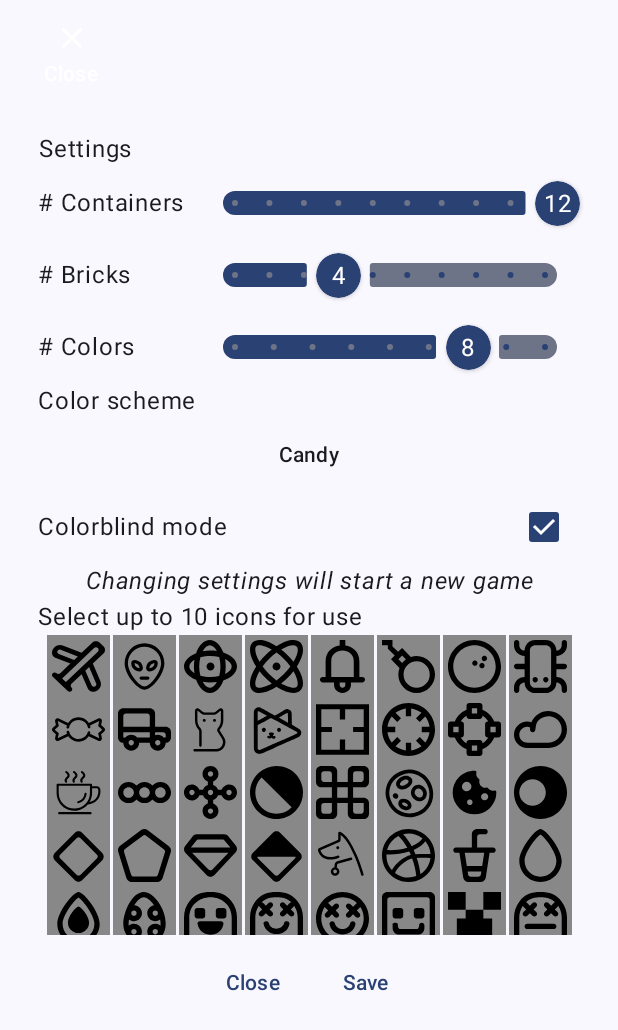
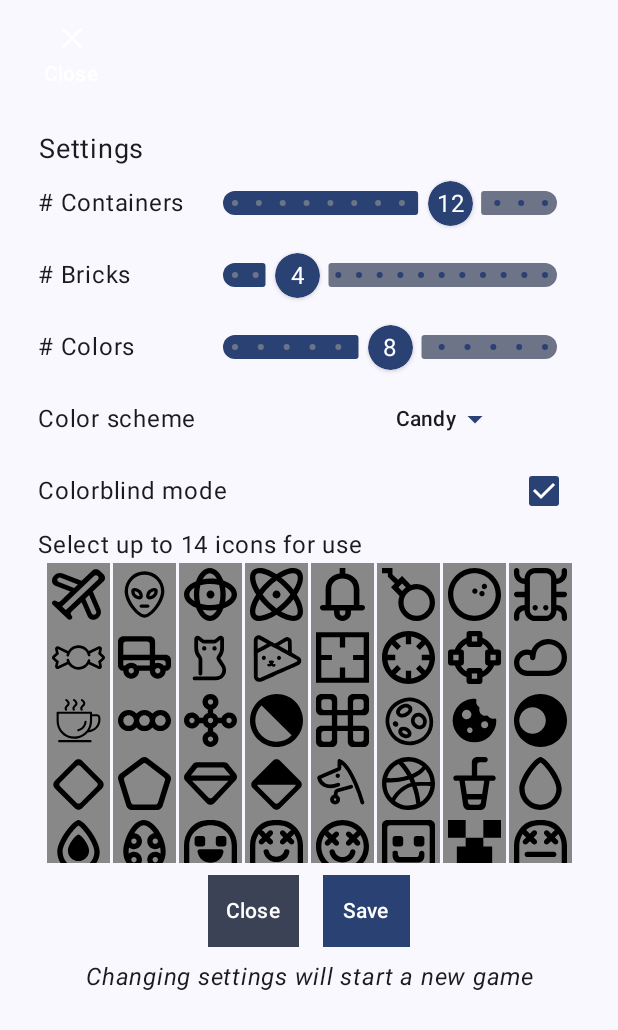
Before and after one commit to IronPowerFlash/ColorSort, an Android app built with Jetpack Compose: the screen it shows after launch (MainActivity), after a tap on "Settings", on a phone screen of 412 x 824 dp. Shown: the top 1030 px of the screen. Run offline under Robolectric (Android 15) with nearby library versions, the phone set to English and light mode, and no system bars; our stand-ins replace Dagger/Hilt's generated code, constraintlayout-compose; 1 statement that could not run was skipped.

Commit message:
Increased max sizes in settings, fixed colors

```diff
--- a/app/src/main/java/com/flexi/colorsort/MainActivity.kt
+++ b/app/src/main/java/com/flexi/colorsort/MainActivity.kt
@@ -4,12 +4,22 @@ import android.os.Bundle
 import androidx.activity.ComponentActivity
 import androidx.activity.compose.setContent
 import androidx.activity.viewModels
+import androidx.compose.foundation.background
+import androidx.compose.foundation.layout.Box
+import androidx.compose.foundation.layout.WindowInsets
+import androidx.compose.foundation.layout.asPaddingValues
+import androidx.compose.foundation.layout.consumeWindowInsets
 import androidx.compose.foundation.layout.fillMaxSize
 import androidx.compose.foundation.layout.navigationBarsPadding
+import androidx.compose.foundation.layout.padding
 import androidx.compose.foundation.layout.statusBarsPadding
+import androidx.compose.foundation.layout.systemBars
+import androidx.compose.foundation.layout.windowInsetsPadding
 import androidx.compose.material3.MaterialTheme
 import androidx.compose.material3.Surface
 import androidx.compose.ui.Modifier
+import androidx.compose.ui.graphics.Color
+import androidx.core.view.WindowCompat
 import com.flexi.colorsort.composables.GameScreen
 import com.flexi.colorsort.models.GameViewModel
 import com.flexi.colorsort.ui.theme.ColorSortTheme
@@ -21,12 +31,21 @@ class MainActivity : ComponentActivity() {
     override fun onCreate(savedInstanceState: Bundle?) {
         super.onCreate(savedInstanceState)
 
+        WindowCompat.setDecorFitsSystemWindows(window, true)
+        WindowCompat.getInsetsController(window, window.decorView).apply {
+            isAppearanceLightStatusBars = false
+            isAppearanceLightNavigationBars = false
+        }
+
         setContent {
             ColorSortTheme {
 
-                Surface(modifier = Modifier.fillMaxSize()
-                    .statusBarsPadding().navigationBarsPadding(),
-                    color = MaterialTheme.colorScheme.background) {
+                Box(modifier = Modifier
+                    .fillMaxSize()
+                    .background(MaterialTheme.colorScheme.background)
+                    .windowInsetsPadding(WindowInsets.systemBars)
+                    .consumeWindowInsets(WindowInsets.systemBars)
+                ) {
                     GameScreen(gameViewModel = gameViewModel, modifier = Modifier)
                 }
             }
--- a/app/src/main/java/com/flexi/colorsort/composables/GameScreen.kt
+++ b/app/src/main/java/com/flexi/colorsort/composables/GameScreen.kt
@@ -69,7 +69,7 @@ fun GameScreen(
                 GameContent(gameViewModel,
                     windowSizeClass,
                     onSettingsClick = { settingsDialogOpen.value = true },
-                    modifier,)
+                    modifier)
             }
     }
 }
@@ -117,6 +117,7 @@ fun GameContent(
         )
         Row(
             modifier = modifier
+                .padding(bottom=0.dp)
                 .fillMaxWidth()
                 .constrainAs(topRow) {
                     top.linkTo(parent.top)
--- a/app/src/main/java/com/flexi/colorsort/composables/SettingsDialog.kt
+++ b/app/src/main/java/com/flexi/colorsort/composables/SettingsDialog.kt
@@ -19,6 +19,7 @@ import androidx.compose.foundation.rememberScrollState
 import androidx.compose.foundation.shape.CircleShape
 import androidx.compose.foundation.verticalScroll
 import androidx.compose.material.icons.Icons
+import androidx.compose.material.icons.filled.ArrowDropDown
 import androidx.compose.material.icons.outlined.Clear
 import androidx.compose.material3.Checkbox
 import androidx.compose.material3.DropdownMenu
@@ -53,7 +54,9 @@ import com.flexi.colorsort.models.GameSettings
 import com.flexi.colorsort.models.IconStore
 import kotlin.math.roundToInt
 
-
+val maxColors = 14
+val maxBricks = 16
+val maxContainers = 16
 @Composable
 fun SettingsScreen(
     onCancel: () -> Unit,
@@ -100,7 +103,8 @@ fun SettingsContent(
     ) {
         Text(
             stringResource(R.string.settings),
-            fontSize = 16.sp,
+            fontSize = 18.sp,
+            color = MaterialTheme.colorScheme.onBackground,
             textAlign = TextAlign.Center
         )
         Row(
@@ -120,11 +124,11 @@ fun SettingsContent(
             Slider(
                 value = containerCount,
                 onValueChange = { containerCount = it },
-                steps = 8,
+                steps = maxContainers - 4,
                 onValueChangeFinished = {
 
-                    if (colorCount > containerCount) {
-                        colorCount = containerCount
+                    if (colorCount >= containerCount -2) {
+                        colorCount = containerCount - 2
                     }
                 },
                 modifier = Modifier.padding(0.dp),
@@ -147,11 +151,12 @@ fun SettingsContent(
                     }
 
                 },
-                valueRange = 3f..12f
+                valueRange = 3f..maxContainers.toFloat()
             )
         }
+
         IntegerSliderField(
-            1, 10, R.string.container_size, settings.containerSize,
+            1, maxBricks, R.string.container_size, settings.containerSize,
             onValueChanged = { newValue -> containerSize = newValue }
         )
 
@@ -172,11 +177,11 @@ fun SettingsContent(
             Slider(
                 value = colorCount,
                 onValueChange = { colorCount = it },
-                steps = 7,
+                steps = maxColors - 3,
                 onValueChangeFinished = {
 
-                    if (colorCount > containerCount) {
-                        containerCount = colorCount
+                    if (colorCount >= containerCount-2) {
+                        containerCount = colorCount +2
                     }
                 },
                 modifier = Modifier.padding(0.dp),
@@ -199,16 +204,18 @@ fun SettingsContent(
                     }
 
                 },
-                valueRange = 2f..10f
+                valueRange = 2f..maxColors.toFloat()
             )
         }
-        Text(stringResource(R.string.color_scheme), modifier = Modifier.fillMaxWidth(0.5f))
+
         Row(
             Modifier.fillMaxWidth(),
             horizontalArrangement = Arrangement.SpaceBetween,
             verticalAlignment = Alignment.CenterVertically
         ) {
-
+            Text(stringResource(R.string.color_scheme),
+                modifier = Modifier.fillMaxWidth(0.5f),
+                color= MaterialTheme.colorScheme.onBackground)
             TextButton(
                 onClick = { colorSchemeExpanded = !colorSchemeExpanded },
 
@@ -218,6 +225,7 @@ fun SettingsContent(
                     ColorSchemes.getColorScheme(colorSchemeId).name,
                     color = MaterialTheme.colorScheme.onBackground
                 )
+                Icon(Icons.Filled.ArrowDropDown, contentDescription = "")
             }
 
             Box(modifier = Modifier.fillMaxWidth()) {
@@ -254,21 +262,15 @@ fun SettingsContent(
             )
             Checkbox(checked = colorBlindMode, onCheckedChange = { colorBlindMode = it })
         }
-        Text(
-            "Changing settings will start a new game",
-            fontStyle = FontStyle.Italic,
-            textAlign = TextAlign.Center,
-            modifier = Modifier.fillMaxWidth(),
-            color = MaterialTheme.colorScheme.onBackground,
-        )
+
 
         IconSetSelector(selectedIconIdsState)
         Row(
             modifier = Modifier.fillMaxWidth(),
             horizontalArrangement = Arrangement.Center
         ) {
-            TextButton(onClick = { onCancel() }, Modifier.padding(8.dp)) {
-                Text(stringResource(R.string.btn_Close))
+            TextButton(onClick = { onCancel() }, Modifier.padding(8.dp).background(MaterialTheme.colorScheme.secondary)) {
+                Text(stringResource(R.string.btn_Close), color = MaterialTheme.colorScheme.onSecondary)
             }
             TextButton(
                 onClick = {
@@ -284,10 +286,19 @@ fun SettingsContent(
                     )
                 },
                 Modifier.padding(8.dp)
+                    .background(MaterialTheme.colorScheme.primary),
+
             ) {
-                Text(stringResource(R.string.btn_Save))
+                Text(stringResource(R.string.btn_Save), color = MaterialTheme.colorScheme.onPrimary)
             }
         }
+        Text(
+            "Changing settings will start a new game",
+            fontStyle = FontStyle.Italic,
+            textAlign = TextAlign.Center,
+            modifier = Modifier.fillMaxWidth(),
+            color = MaterialTheme.colorScheme.onBackground,
+        )
     }
 
 }
@@ -376,7 +387,7 @@ fun ColorSchemeSwatch(colorSchemeId: Int, onClick: (Int) -> Unit) {
 @Composable
 fun IconSetSelector(selectedIconIds: MutableList<Int>) {
     Row(modifier = Modifier.fillMaxWidth()) {
-        Text(stringResource(R.string.select_icons_instruction), color = MaterialTheme.colorScheme.onBackground)
+        Text(stringResource(R.string.select_icons_instruction, maxColors), color = MaterialTheme.colorScheme.onBackground)
     }
 
     val scrollState = rememberScrollState(initial = 0)
@@ -400,7 +411,7 @@ fun IconSetSelector(selectedIconIds: MutableList<Int>) {
                     val selected = selectedIconIds.indexOf(icon.key) >= 0
                     if (selected) {
                         selectedIconIds.remove(icon.key)
-                    } else if (currentCount < 10) {
+                    } else if (currentCount < maxColors) {
                         selectedIconIds.add(icon.key)
                     }
                 })
@@ -448,7 +459,9 @@ fun IntegerSliderField(
         horizontalArrangement = Arrangement.SpaceBetween,
         verticalAlignment = Alignment.CenterVertically
     ) {
-        Text(stringResource(labelResourceId), modifier = Modifier.fillMaxWidth(0.3f))
+        Text(stringResource(labelResourceId),
+            modifier = Modifier.fillMaxWidth(0.3f),
+            color = MaterialTheme.colorScheme.onBackground)
 
         val interactionSource: MutableInteractionSource = remember { MutableInteractionSource() }
 
--- a/app/src/main/res/drawable/cat.xml
+++ b/app/src/main/res/drawable/cat.xml
@@ -1,5 +1,5 @@
 <vector xmlns:android="http://schemas.android.com/apk/res/android" android:height="100dp" android:viewportHeight="800" android:viewportWidth="800" android:width="100dp">
 
-    <path android:fillColor="#FF000000" android:pathData="M305.47,262.54m-22.53,0a22.53,22.53 0,1 0,45.06 0,22.53 22.53,0 1,0 -45.06,0ZM460.47,262.54m-22.53,0a22.53,22.53 0,1 0,45.06 0,22.53 22.53,0 1,0 -45.06,0ZM483.79,732.87L159.86,732.87c-10.22,0 -18.5,-8.28 -18.5,-18.5s8.28,-18.5 18.5,-18.5h323.93c38.69,0 72.91,-20.24 91.54,-54.15 18.63,-33.91 17.36,-73.65 -3.38,-106.3l-63.84,-100.49c-11.47,-18.05 -9.59,-41.92 4.56,-58.03 28.39,-32.31 44.03,-73.82 44.03,-116.88L556.7,121.08c0,-1.47 -0.67,-2.55 -2,-3.18 -1.33,-0.64 -2.59,-0.49 -3.74,0.43l-55.83,44.79c-12.68,10.17 -28.61,15.77 -44.87,15.77L308.81,178.89c-16.26,0 -32.19,-5.6 -44.87,-15.77l-55.83,-44.79c-1.15,-0.92 -2.41,-1.07 -3.74,-0.43 -1.33,0.64 -2,1.71 -2,3.18v138.94c0,43.95 16.21,86.1 45.63,118.69 11.99,13.27 18.59,30.31 18.59,47.97v215.67c0,10.22 -8.28,18.5 -18.5,18.5s-18.5,-8.28 -18.5,-18.5L229.59,426.68c0,-8.48 -3.21,-16.71 -9.05,-23.17 -35.58,-39.4 -55.17,-90.36 -55.17,-143.48L165.37,121.09c0,-15.73 8.81,-29.74 23,-36.54 14.19,-6.81 30.62,-4.92 42.9,4.93l55.83,44.79a34.85,34.85 0,0 0,21.72 7.63h141.45c7.87,0 15.58,-2.71 21.72,-7.63l55.83,-44.79c12.27,-9.85 28.71,-11.73 42.9,-4.93 14.19,6.81 23,20.81 23,36.54v138.94c0,52.06 -18.91,102.24 -53.23,141.31 -3.43,3.9 -3.88,9.43 -1.13,13.77L603.2,515.6c14.21,22.37 21.9,47.86 22.25,73.72 0.32,24.33 -5.79,48.62 -17.66,70.24 -11.88,21.62 -29.1,39.8 -49.81,52.58 -22.01,13.58 -47.65,20.76 -74.15,20.76z"/>
+    <path android:fillColor="#FF000000" android:pathData="M305.47,262.54m-22.53,0a22.53,22.53 0,1 0,45.06 0,22.53 22.53,0 1,0 -45.06,0ZM460.47,262.54m-22.53,0a22.53,22.53 0,1 0,45.06 0,22.53 22.53,0 1,0 -45.06,0ZM483.79,732.87L159.86,732.87c-10.22,0 -18.5,-8.28 -18.5,-18.5s8.28,-18.5 18.5,-18.5h323.93c38.69,0 72.91,-20.24 91.54,-54.15 18.63,-33.91 17.36,-73.65 -3.38,-106.3l-63.84,-100.49c-11.47,-18.05 -9.59,-41.92 4.56,-58.03 28.39,-32.31 44.03,-73.82 44.03,-116.88L556.7,121.08c0,-1.47 -0.67,-2.55 -2,-3.18 -1.33,-0.64 -2.59,-0.49 -3.74,0.43l-55.83,44.79c-12.68,10.17 -28.61,15.77 -44.87,15.77L308.81,178.89c-16.26,0 -32.19,-5.6 -44.87,-15.77l-55.83,-44.79c-1.15,-0.92 -2.41,-1.07 -3.74,-0.43 -1.33,0.64 -2,1.71 -2,3.18v138.94c0,43.95 16.21,86.1 45.63,118.69 11.99,13.27 18.59,30.31 18.59,47.97v215.67c0,10.22 -8.28,18.5 -18.5,18.5s-18.5,-8.28 -18.5,-18.5L229.59,426.68c0,-8.48 -3.21,-16.71 -9.05,-23.17 -35.58,-39.4 -55.17,-90.36 -55.17,-143.48L165.37,121.09c0,-15.73 8.81,-29.74 23,-36.54 14.19,-6.81 30.62,-4.92 42.9,4.93l55.83,44.79a34.85,34.85 0,0 0,21.72 7.63h141.45c7.87,0 15.58,-2.71 21.72,-7.63l55.83,-44.79c12.27,-9.85 28.71,-11.73 42.9,-4.93 14.19,6.81 23,20.81 23,36.54v138.94c0,52.06 -18.91,102.24 -53.23,141.31 -3.43,3.9 -3.88,9.43 -1.13,13.77L603.2,515.6c14.21,22.37 21.9,47.86 22.25,73.72 0.32,24.33 -5.79,48.62 -17.66,70.24 -11.88,21.62 -29.1,39.8 -49.81,52.58 -22.01,13.58 -47.65,20.76 -74.15,20.76z" android:strokeColor="#000000" android:strokeWidth="20"/>
 
 </vector>
--- a/app/src/main/res/drawable/dog.xml
+++ b/app/src/main/res/drawable/dog.xml
@@ -1,5 +1,5 @@
 <vector xmlns:android="http://schemas.android.com/apk/res/android" android:height="100dp" android:viewportHeight="800" android:viewportWidth="800" android:width="100dp">
 
-    <path android:fillColor="#FF000000" android:pathData="M328.47,282.54m-22.53,0a22.53,22.53 0,1 0,45.06 0,22.53 22.53,0 1,0 -45.06,0ZM699.99,706.74c-8.06,0 -15.48,-5.31 -17.79,-13.45 -0.39,-1.38 -39.85,-139.52 -101.66,-284.79C509.44,241.4 438,132.12 372.27,89.26v69.01c0,18.89 -11.22,35.88 -28.59,43.3L66.9,319.81c7.69,24.03 26.95,65.16 72.17,87.99 47.46,23.97 111.73,21.86 191.04,-6.27 9.63,-3.42 20.2,1.62 23.62,11.25 3.42,9.63 -1.62,20.2 -11.25,23.62 -89.2,31.64 -163.25,33.12 -220.08,4.42 -59.03,-29.81 -82.74,-83.36 -91.63,-112.63 -5.08,-16.75 3.2,-34.56 19.28,-41.43l279.11,-119.23c3.72,-1.59 6.12,-5.23 6.12,-9.28v-99.54c0,-6.13 3.04,-11.86 8.11,-15.3a18.52,18.52 0,0 1,17.22 -1.89c83.09,32.97 168.59,151.67 254.14,352.81 62.68,147.37 102.67,287.44 103.07,288.84 2.79,9.83 -2.92,20.06 -12.75,22.85 -1.69,0.48 -3.39,0.71 -5.06,0.71zM294.82,601.33c-0.83,0 -1.67,-0.06 -2.52,-0.17 -10.12,-1.38 -17.21,-10.71 -15.83,-20.83l6.84,-50.15a50.22,50.22 0,0 1,36.31 -41.63l205.29,-57.19c9.84,-2.74 20.04,3.01 22.79,12.86 2.74,9.84 -3.01,20.04 -12.86,22.79L329.55,524.2a13.23,13.23 0,0 0,-9.58 10.99l-6.84,50.15c-1.26,9.28 -9.2,16 -18.31,16zM288.36,706.5c-35.94,0 -65.18,-29.24 -65.18,-65.18s29.24,-65.18 65.18,-65.18 65.18,29.24 65.18,65.18 -29.24,65.18 -65.18,65.18zM288.36,613.14c-15.54,0 -28.18,12.64 -28.18,28.18s12.64,28.18 28.18,28.18 28.18,-12.64 28.18,-28.18 -12.64,-28.18 -28.18,-28.18z"/>
+    <path android:fillColor="#FF000000" android:pathData="M328.47,282.54m-22.53,0a22.53,22.53 0,1 0,45.06 0,22.53 22.53,0 1,0 -45.06,0ZM699.99,706.74c-8.06,0 -15.48,-5.31 -17.79,-13.45 -0.39,-1.38 -39.85,-139.52 -101.66,-284.79C509.44,241.4 438,132.12 372.27,89.26v69.01c0,18.89 -11.22,35.88 -28.59,43.3L66.9,319.81c7.69,24.03 26.95,65.16 72.17,87.99 47.46,23.97 111.73,21.86 191.04,-6.27 9.63,-3.42 20.2,1.62 23.62,11.25 3.42,9.63 -1.62,20.2 -11.25,23.62 -89.2,31.64 -163.25,33.12 -220.08,4.42 -59.03,-29.81 -82.74,-83.36 -91.63,-112.63 -5.08,-16.75 3.2,-34.56 19.28,-41.43l279.11,-119.23c3.72,-1.59 6.12,-5.23 6.12,-9.28v-99.54c0,-6.13 3.04,-11.86 8.11,-15.3a18.52,18.52 0,0 1,17.22 -1.89c83.09,32.97 168.59,151.67 254.14,352.81 62.68,147.37 102.67,287.44 103.07,288.84 2.79,9.83 -2.92,20.06 -12.75,22.85 -1.69,0.48 -3.39,0.71 -5.06,0.71zM294.82,601.33c-0.83,0 -1.67,-0.06 -2.52,-0.17 -10.12,-1.38 -17.21,-10.71 -15.83,-20.83l6.84,-50.15a50.22,50.22 0,0 1,36.31 -41.63l205.29,-57.19c9.84,-2.74 20.04,3.01 22.79,12.86 2.74,9.84 -3.01,20.04 -12.86,22.79L329.55,524.2a13.23,13.23 0,0 0,-9.58 10.99l-6.84,50.15c-1.26,9.28 -9.2,16 -18.31,16zM288.36,706.5c-35.94,0 -65.18,-29.24 -65.18,-65.18s29.24,-65.18 65.18,-65.18 65.18,29.24 65.18,65.18 -29.24,65.18 -65.18,65.18zM288.36,613.14c-15.54,0 -28.18,12.64 -28.18,28.18s12.64,28.18 28.18,28.18 28.18,-12.64 28.18,-28.18 -12.64,-28.18 -28.18,-28.18z" android:strokeColor="#000000" android:strokeWidth="20"/>
 
 </vector>
--- a/app/src/main/res/values/strings.xml
+++ b/app/src/main/res/values/strings.xml
@@ -17,5 +17,5 @@
     <string name="colorblind_mode">Colorblind mode</string>
     <string name="no">No</string>
     <string name="yes">Yes</string>
-    <string name="select_icons_instruction">Select up to 10 icons for use</string>
+    <string name="select_icons_instruction">Select up to %1$d icons for use</string>
 </resources>
```
Also changed, not shown: app/src/main/java/com/flexi/colorsort/composables/BrickContainerList.kt (+27 -16 lines).
